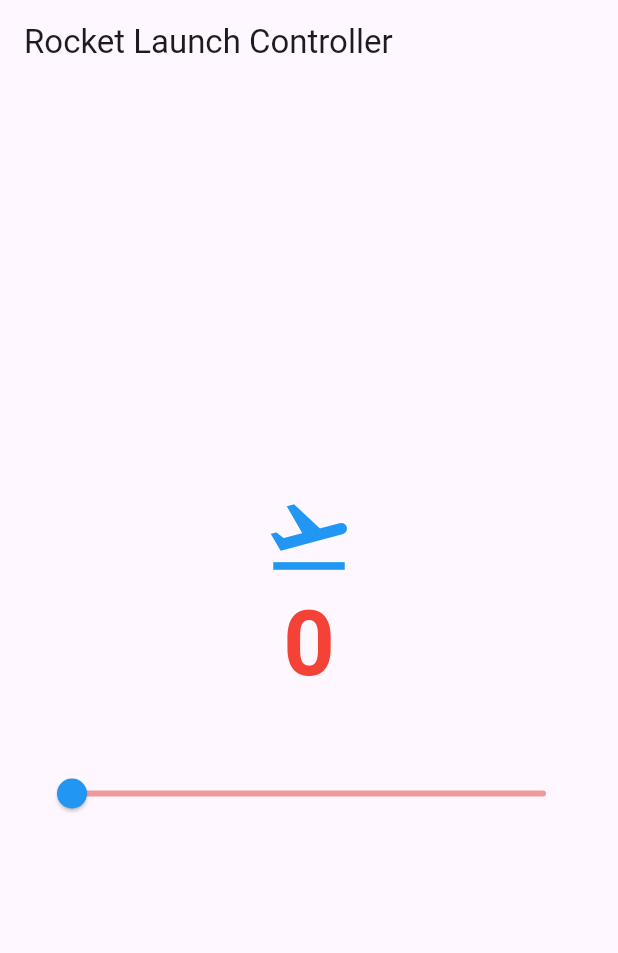
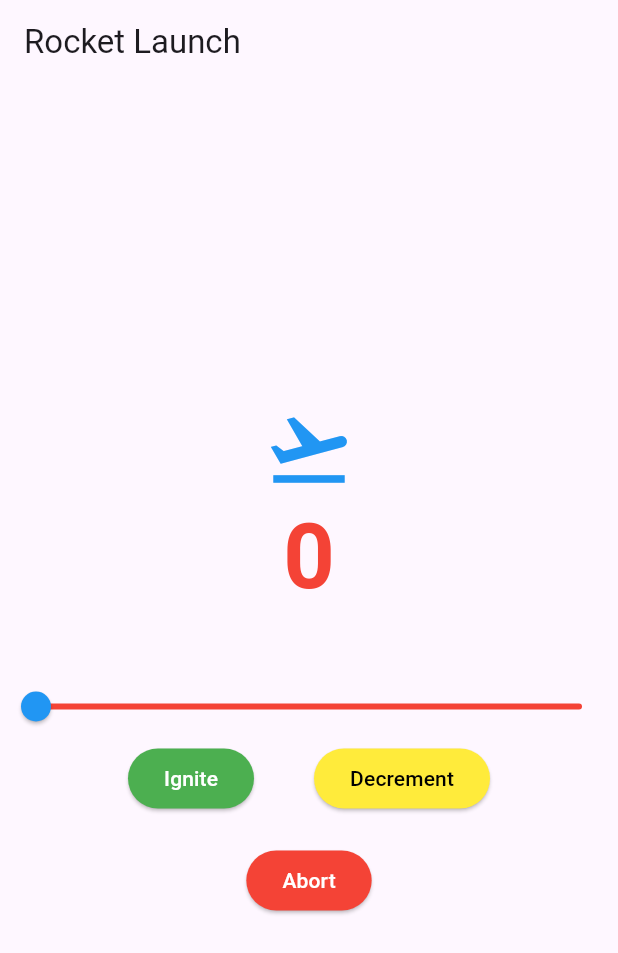
Before and after one commit to brockeh8/act6, a Flutter app: the screen it shows after launch, on a phone screen of 412 x 824 dp. Shown: the top 953 px of the screen. Run offline on Flutter 3.47's test engine with Material 3 defaults, Android fonts, the phone set to English and light mode, and no system bars.

Commit message:
Merged dev1 and dev2 branches

```diff
--- a/lib/main.dart
+++ b/lib/main.dart
@@ -8,7 +8,7 @@ class MyApp extends StatelessWidget {
   @override
   Widget build(BuildContext context) {
     return MaterialApp(
-      title: 'Rocket Launch Controller',
+      title: 'Rocket Launch',
       theme: ThemeData(primarySwatch: Colors.blue),
       home: const CounterWidget(),
     );
@@ -36,7 +36,7 @@ class _CounterWidgetState extends State<CounterWidget> {
     final liftoff = _counter == 100;
 
     return Scaffold(
-      appBar: AppBar(title: const Text('Rocket Launch Controller')),
+      appBar: AppBar(title: const Text('Rocket Launch')),
       body: Stack(
         children: [
           if (liftoff)
@@ -51,6 +51,7 @@ class _CounterWidgetState extends State<CounterWidget> {
                 ),
               ),
             ),
+
           Column(
             mainAxisAlignment: MainAxisAlignment.center,
             children: [
@@ -88,19 +89,64 @@ class _CounterWidgetState extends State<CounterWidget> {
               const SizedBox(height: 20),
 
 
+              Slider(
+                min: 0,
+                max: 100,
+                value: _counter.toDouble(),
+                onChanged: (double value) {
+                  setState(() {
+                    _counter = value.toInt();
+                  });
+                },
+                activeColor: Colors.blue,
+                inactiveColor: Colors.red,
+
+              ),
+              Row(
+                mainAxisAlignment: MainAxisAlignment.center,
+                children: [
+                  ElevatedButton(
+                    onPressed: () {
+                      setState(() {
+                        _counter++;
+                      });
+                    },
+                    style: ElevatedButton.styleFrom(
+                      backgroundColor: Colors.green,
+                      foregroundColor: Colors.white,
+                    ),
+                    child: Text('Ignite'),
+                  ),
+                  SizedBox(width: 40),
+                  ElevatedButton(
+                    onPressed: () {
+                      setState(() {
+                        _counter--;
+                      });
+                    },
+                    style: ElevatedButton.styleFrom(
+                      backgroundColor: Colors.yellow,
+                      foregroundColor: Colors.black,
+                    ),
+                    child: Text('Decrement'),
+                  ),
+                ],
+              ),
+
+
               Padding(
-                padding: const EdgeInsets.symmetric(horizontal: 24.0),
-                child: Slider(
-                  min: 0,
-                  max: 100,
-                  value: _counter.toDouble(),
-                  onChanged: (double value) {
+                padding: const EdgeInsets.only(top: 20),
+                child: ElevatedButton(
+                  onPressed: () {
                     setState(() {
-                      _counter = value.toInt();
+                      _counter = 0;
                     });
                   },
-                  activeColor: Colors.blue,
-                  inactiveColor: Colors.red.shade200,
+                  style: ElevatedButton.styleFrom(
+                    backgroundColor: Colors.red,
+                    foregroundColor: Colors.white,
+                  ),
+                  child: Text('Abort'),
                 ),
               ),
             ],
```
